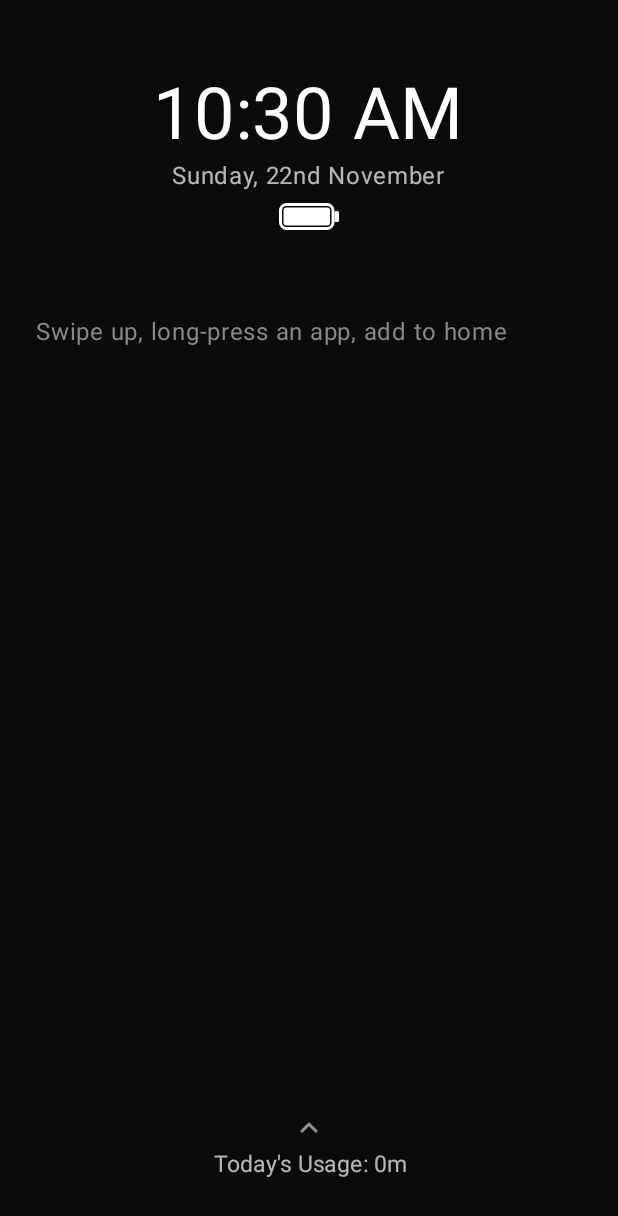
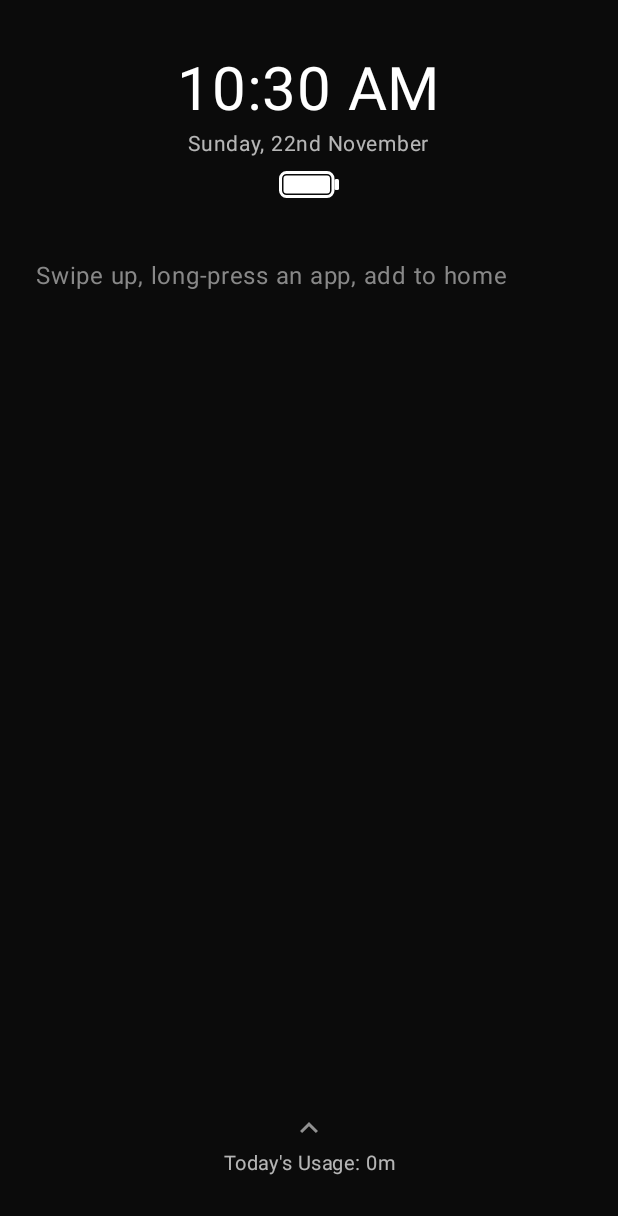
Before and after one commit to D4NZ-jpg/minimalist-launcher, an Android app built with Jetpack Compose: the screen it shows after launch (MainActivity), on a phone screen of 412 x 824 dp. Shown: the top 1216 px of the screen. Run offline under Robolectric (Android 15) with nearby library versions, the phone set to English and light mode, and no system bars.

Commit message:
Reduce default sizes: smaller type, tighter rows, 48dp dock buttons

```diff
--- a/app/src/main/java/dev/minimalist/launcher/MainActivity.kt
+++ b/app/src/main/java/dev/minimalist/launcher/MainActivity.kt
@@ -249,27 +249,27 @@ fun LauncherContent(s: LauncherState, a: LauncherActions) {
 @Composable
 private fun Home(s: LauncherState, a: LauncherActions, expanded: SnapshotStateList<String>, onAppMenu: (AppEntry) -> Unit, onFolderMenu: (String) -> Unit) {
     Column(Modifier.fillMaxSize()) {
-        Column(Modifier.fillMaxWidth().padding(top = 48.dp), horizontalAlignment = Alignment.CenterHorizontally) {
-            Text(s.time, color = Color.White, fontSize = sz(48))
-            Text(s.date, color = Dim, fontSize = 16.sp)
+        Column(Modifier.fillMaxWidth().padding(top = 36.dp), horizontalAlignment = Alignment.CenterHorizontally) {
+            Text(s.time, color = Color.White, fontSize = sz(40))
+            Text(s.date, color = Dim, fontSize = 14.sp)
             Spacer(Modifier.height(6.dp))
             BatteryIcon(s.battery, s.charging)
         }
         // Scrolls when favourites + folders overflow. Disabled for swipe-up, where a vertical
         // scroller would swallow the gesture that opens the app list.
-        Column(Modifier.weight(1f).verticalScroll(rememberScrollState(), enabled = s.swipe != SwipeDir.Up).padding(top = 48.dp)) {
+        Column(Modifier.weight(1f).verticalScroll(rememberScrollState(), enabled = s.swipe != SwipeDir.Up).padding(top = 32.dp)) {
             s.favourites.forEach { app ->
                 Text(
-                    app.label, color = Color.White, fontSize = sz(24),
-                    modifier = Modifier.fillMaxWidth().combinedClickable(onClick = { a.launch(app) }, onLongClick = { onAppMenu(app) }).padding(vertical = 12.dp, horizontal = 8.dp)
+                    app.label, color = Color.White, fontSize = sz(20),
+                    modifier = Modifier.fillMaxWidth().combinedClickable(onClick = { a.launch(app) }, onLongClick = { onAppMenu(app) }).padding(vertical = 9.dp, horizontal = 8.dp)
                 )
             }
-            s.folders.forEach { f -> FolderBlock(f, f.name in expanded, sz(24), { toggle(expanded, f.name) }, a.launch, onAppMenu, onFolderMenu) }
+            s.folders.forEach { f -> FolderBlock(f, f.name in expanded, sz(20), { toggle(expanded, f.name) }, a.launch, onAppMenu, onFolderMenu) }
             if (s.favourites.isEmpty() && s.folders.isEmpty()) Text("Swipe ${when (s.swipe) { SwipeDir.Up -> "up"; SwipeDir.Left -> "left"; SwipeDir.Right -> "right" }}, long-press an app, add to home", color = Color.Gray, modifier = Modifier.padding(8.dp))
         }
         if (s.swipe == SwipeDir.Up) Icon(Icons.Default.KeyboardArrowUp, "Swipe up for all apps", tint = Color.White.copy(alpha = 0.55f), modifier = Modifier.align(Alignment.CenterHorizontally))
         Text(
-            s.usage, color = Dim, fontSize = 15.sp, textAlign = TextAlign.Center,
+            s.usage, color = Dim, fontSize = 13.sp, textAlign = TextAlign.Center,
             modifier = Modifier.fillMaxWidth().then(if (s.usageGranted) Modifier else Modifier.clickable { a.openUsageAccess() }).padding(bottom = 12.dp)
         )
         Row(Modifier.fillMaxWidth().padding(bottom = 24.dp), horizontalArrangement = Arrangement.SpaceEvenly) {
@@ -284,7 +284,7 @@ private fun toggle(list: SnapshotStateList<String>, name: String) { if (!list.re
 @Composable
 private fun FolderHeader(name: String, open: Boolean, size: androidx.compose.ui.unit.TextUnit, onToggle: () -> Unit, onMenu: (String) -> Unit, color: Color = Color.White) {
     Row(
-        Modifier.fillMaxWidth().combinedClickable(onClick = onToggle, onLongClick = { onMenu(name) }).padding(vertical = 12.dp),
+        Modifier.fillMaxWidth().combinedClickable(onClick = onToggle, onLongClick = { onMenu(name) }).padding(vertical = 9.dp),
         verticalAlignment = Alignment.CenterVertically,
     ) {
         Icon(if (open) Icons.Default.KeyboardArrowDown else Icons.Default.KeyboardArrowRight, null, tint = color, modifier = Modifier.padding(horizontal = 8.dp))
@@ -341,14 +341,14 @@ private fun Drawer(s: LauncherState, a: LauncherActions, expanded: SnapshotState
         Row(Modifier.weight(1f)) {
             LazyColumn(Modifier.weight(1f), state = listState) {
                 if (!searching) s.folders.forEach { f ->
-                    item(key = "f:${f.name}") { FolderHeader(f.name, f.name in expanded, sz(22), { toggle(expanded, f.name) }, onFolderMenu, Dim) }
+                    item(key = "f:${f.name}") { FolderHeader(f.name, f.name in expanded, sz(18), { toggle(expanded, f.name) }, onFolderMenu, Dim) }
                     if (f.name in expanded) {
-                        items(f.apps, key = { "fa:${f.name}:${it.key}" }) { app -> AppRow(app, sz(20), 48.dp, a.launch, onAppMenu) }
+                        items(f.apps, key = { "fa:${f.name}:${it.key}" }) { app -> AppRow(app, sz(17), 48.dp, a.launch, onAppMenu) }
                         if (f.apps.isEmpty()) item(key = "fe:${f.name}") { Text("Empty. Long-press an app → Folder…", color = Color.Gray, modifier = Modifier.padding(start = 48.dp, bottom = 8.dp)) }
                     }
                 }
                 if (!searching && s.folders.isNotEmpty()) item(key = "divider") { Box(Modifier.padding(vertical = 8.dp).fillMaxWidth().height(1.dp).background(Color.White.copy(alpha = 0.12f))) }
-                items(s.results, key = { it.key }) { app -> AppRow(app, sz(22), 8.dp, a.launch, onAppMenu) }
+                items(s.results, key = { it.key }) { app -> AppRow(app, sz(18), 8.dp, a.launch, onAppMenu) }
             }
             if (!searching) AlphabetBar(letters, Modifier.align(Alignment.CenterVertically)) { letter ->
                 val i = s.results.indexOfFirst { it.letter() == letter }
@@ -363,7 +363,7 @@ private fun Drawer(s: LauncherState, a: LauncherActions, expanded: SnapshotState
 private fun AppRow(app: AppEntry, size: androidx.compose.ui.unit.TextUnit, start: androidx.compose.ui.unit.Dp, onLaunch: (AppEntry) -> Unit, onMenu: (AppEntry) -> Unit) {
     Text(
         app.label, color = Color.White, fontSize = size,
-        modifier = Modifier.fillMaxWidth().combinedClickable(onClick = { onLaunch(app) }, onLongClick = { onMenu(app) }).padding(start = start, top = 12.dp, bottom = 12.dp)
+        modifier = Modifier.fillMaxWidth().combinedClickable(onClick = { onLaunch(app) }, onLongClick = { onMenu(app) }).padding(start = start, top = 9.dp, bottom = 9.dp)
     )
 }
 
@@ -469,7 +469,7 @@ private fun SettingRow(title: String, subtitle: String?, onClick: () -> Unit, tr
 @OptIn(ExperimentalFoundationApi::class)
 @Composable
 private fun DockIcon(app: AppEntry, onLaunch: (AppEntry) -> Unit, onMenu: (AppEntry) -> Unit) {
-    val mod = Modifier.size(56.dp).clip(CircleShape).background(Color(0xFF222222)).border(1.dp, Color(0xFF3A3A3A), CircleShape)
+    val mod = Modifier.size(48.dp).clip(CircleShape).background(Color(0xFF222222)).border(1.dp, Color(0xFF3A3A3A), CircleShape)
         .combinedClickable(onClick = { onLaunch(app) }, onLongClick = { onMenu(app) })
     val icon = app.icon
     Box(mod, contentAlignment = Alignment.Center) {
```
